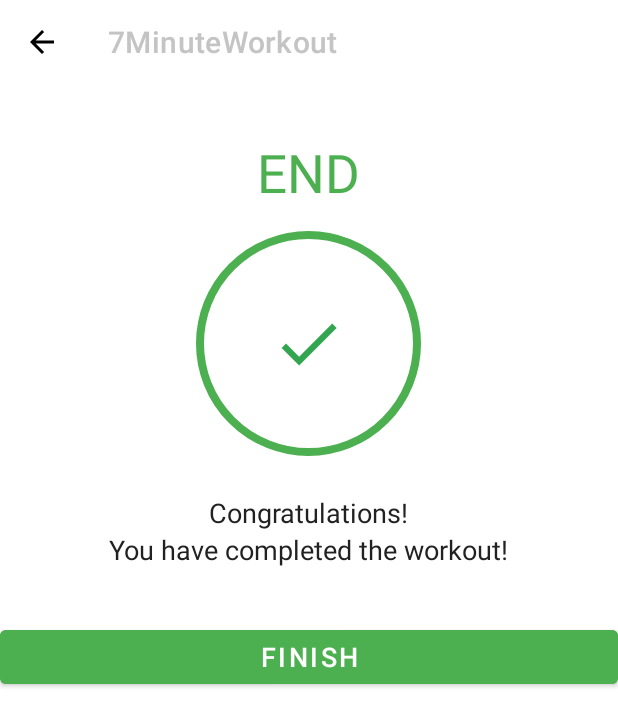
After one commit to DumindaKuruppu/7-minute-workout-app, an Android app: the FinishActivity screen opened directly, with no data from a screen before it, on a phone screen of 412 x 824 dp. The commit adds this screen. Shown: the top 726 px of the screen. Run offline under Robolectric (Android 15) with nearby library versions, the phone set to English and light mode, and no system bars.

```diff
--- a/app/src/main/AndroidManifest.xml
+++ b/app/src/main/AndroidManifest.xml
@@ -18,6 +18,9 @@
         android:supportsRtl="true"
         android:theme="@style/Theme.7MinuteWorkout"
         tools:targetApi="31">
+        <activity
+            android:name=".FinishActivity"
+            android:exported="false" />
         <activity
             android:name=".ExerciseActivity"
             android:exported="false">
--- /dev/null
+++ b/app/src/main/java/com/example/a7minuteworkout/FinishActivity.kt
@@ -0,0 +1,28 @@
+package com.example.a7minuteworkout
+
+import androidx.appcompat.app.AppCompatActivity
+import android.os.Bundle
+import com.example.a7minuteworkout.databinding.ActivityFinishBinding
+
+class FinishActivity : AppCompatActivity() {
+
+    private var binding: ActivityFinishBinding? = null
+    override fun onCreate(savedInstanceState: Bundle?) {
+        super.onCreate(savedInstanceState)
+        binding = ActivityFinishBinding.inflate(layoutInflater)
+        setContentView(binding?.root)
+
+        setSupportActionBar(binding?.tbFinishActivity)
+        if (supportActionBar != null) {
+            supportActionBar?.setDisplayHomeAsUpEnabled(true)
+        }
+
+        binding?.tbFinishActivity?.setNavigationOnClickListener {
+            onBackPressed()
+        }
+
+        binding?.btnFinish?.setOnClickListener {
+            finish()
+        }
+    }
+}
--- a/app/src/main/java/com/example/a7minuteworkout/MainActivity.kt
+++ b/app/src/main/java/com/example/a7minuteworkout/MainActivity.kt
@@ -18,9 +18,6 @@ class MainActivity : AppCompatActivity() {
             val intent = Intent(this, ExerciseActivity::class.java)
             startActivity(intent)
         }
-
-
-
     }
 
     override fun onDestroy() {
--- /dev/null
+++ b/app/src/main/res/drawable/bg_dialog.xml
@@ -0,0 +1,6 @@
+<?xml version="1.0" encoding="utf-8"?>
+<shape xmlns:android="http://schemas.android.com/apk/res/android"
+    android:shape="rectangle">
+    <solid android:color="@color/white" />
+    <corners android:radius="20dp" />
+</shape>
--- /dev/null
+++ b/app/src/main/res/drawable/ic_action_done.xml
@@ -0,0 +1,11 @@
+<vector xmlns:android="http://schemas.android.com/apk/res/android"
+    android:width="24dp"
+    android:height="24dp"
+    android:viewportWidth="24"
+    android:viewportHeight="24"
+    android:tint="#008F24"
+    android:alpha="0.8">
+    <path
+        android:fillColor="#FF000000"
+        android:pathData="M9,16.2L4.8,12l-1.4,1.4L9,19 21,7l-1.4,-1.4L9,16.2z"/>
+</vector>
--- /dev/null
+++ b/app/src/main/res/drawable/item_circular_thin_selected_color_accent_border.xml
@@ -0,0 +1,8 @@
+<?xml version="1.0" encoding="utf-8"?>
+<shape xmlns:android="http://schemas.android.com/apk/res/android"
+    android:shape="oval">
+    <solid android:color="@color/white" />
+    <stroke
+        android:width="5dp"
+        android:color="@color/color_accent" />
+</shape>
--- /dev/null
+++ b/app/src/main/res/layout/activity_finish.xml
@@ -0,0 +1,71 @@
+<?xml version="1.0" encoding="utf-8"?>
+<LinearLayout xmlns:android="http://schemas.android.com/apk/res/android"
+    xmlns:app="http://schemas.android.com/apk/res-auto"
+    xmlns:tools="http://schemas.android.com/tools"
+    android:layout_width="match_parent"
+    android:layout_height="match_parent"
+    android:gravity="center_horizontal"
+    android:orientation="vertical"
+    tools:context=".FinishActivity">
+
+    <androidx.appcompat.widget.Toolbar
+        android:id="@+id/tb_finish_activity"
+        android:layout_width="match_parent"
+        android:layout_height="?android:attr/actionBarSize"
+        android:background="@color/white"
+        android:textAlignment="center"
+        android:theme="@style/ToolBarTheme"
+        app:titleTextColor="@color/grey" />
+
+    <TextView
+        android:id="@+id/tvEnd"
+        android:layout_width="wrap_content"
+        android:layout_height="wrap_content"
+        android:layout_marginTop="35dp"
+        android:text="@string/end"
+        android:textColor="@color/color_accent"
+        android:textSize="35sp" />
+
+    <LinearLayout
+        android:layout_width="150dp"
+        android:layout_height="150dp"
+        android:layout_gravity="center"
+        android:layout_marginTop="15dp"
+        android:background="@drawable/item_circular_thin_selected_color_accent_border"
+        android:gravity="center">
+
+        <ImageView
+            android:layout_width="50dp"
+            android:layout_height="50dp"
+            android:contentDescription="@string/image"
+            android:src="@drawable/ic_action_done" />
+    </LinearLayout>
+
+    <TextView
+        android:layout_width="wrap_content"
+        android:layout_height="wrap_content"
+        android:layout_marginTop="25dp"
+        android:text="@string/congratulations"
+        android:textColor="#212121"
+        android:textSize="18sp" />
+
+    <TextView
+        android:layout_width="wrap_content"
+        android:layout_height="wrap_content"
+        android:text="@string/you_have_done_the_workout"
+        android:textColor="#212121"
+        android:textSize="18sp" />
+
+    <Button
+        android:id="@+id/btnFinish"
+        android:layout_width="match_parent"
+        android:layout_height="wrap_content"
+        android:layout_gravity="bottom"
+        android:layout_marginTop="35dp"
+        android:backgroundTint="@color/color_accent"
+        android:text="@string/finish"
+        android:textColor="#FFFFFF"
+        android:textSize="18sp" />
+
+
+</LinearLayout>
--- a/app/src/main/res/values/strings.xml
+++ b/app/src/main/res/values/strings.xml
@@ -5,4 +5,13 @@
     <string name="get_ready_for">GET READY FOR</string>
     <string name="exercise_name">Exercise Name</string>
     <string name="upcoming_exercise">Upcoming Exercise</string>
+    <string name="image">image</string>
+    <string name="congratulations">Congratulations!</string>
+    <string name="you_have_done_the_workout">You have completed the workout!</string>
+    <string name="finish">FINISH</string>
+    <string name="end">END</string>
+    <string name="are_you_sure">Are you sure ?</string>
+    <string name="warning_message">This will stop the Workout ! Are you sure you want to quit ?</string>
+    <string name="yes">Yes</string>
+    <string name="no">No</string>
 </resources>
```
Also changed, not shown: app/src/main/java/com/example/a7minuteworkout/ExerciseActivity.kt (+34 -10 lines), app/src/main/res/layout/dialog_custom_back_confirmation.xml (added, +61 -0 lines).
